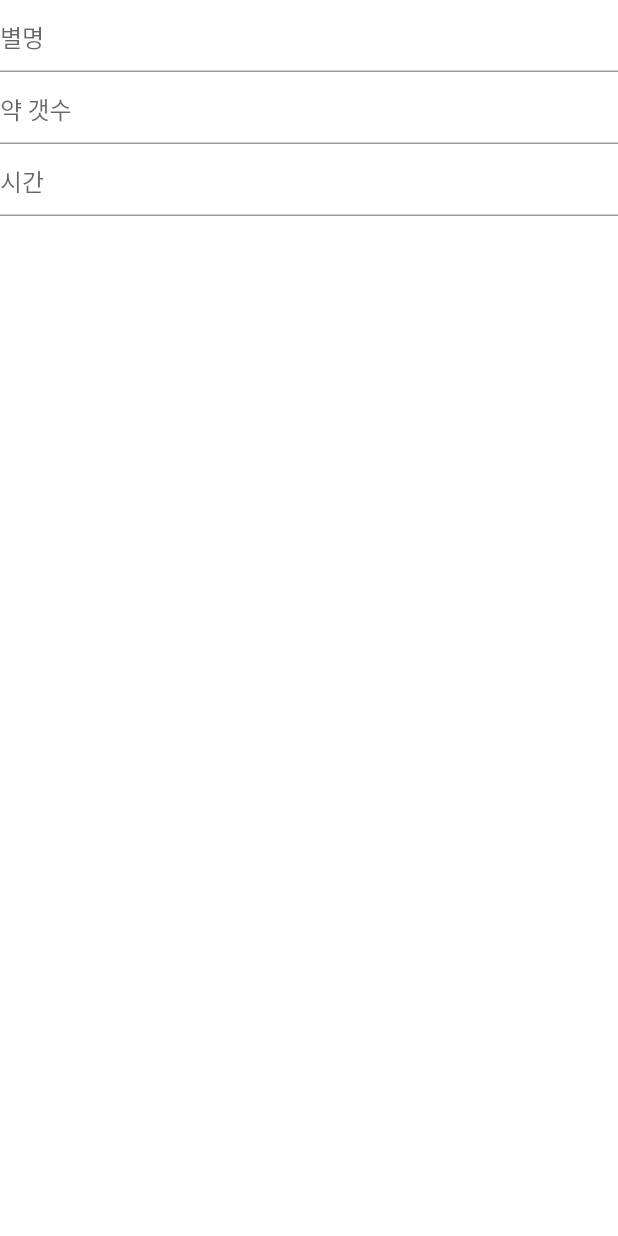
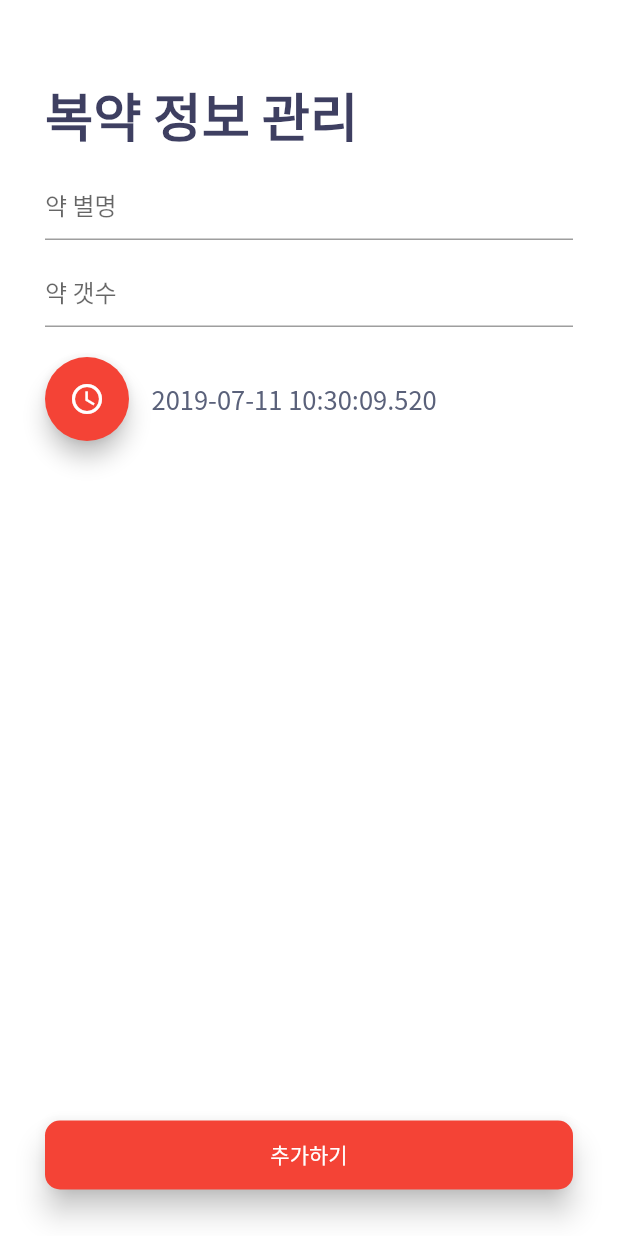
Before and after one commit to xeken/phillwhen, a Flutter app: the screen it shows after launch, item 3 of the bottom bar chosen, after a tap on the "add" icon, on a phone screen of 412 x 824 dp. Run offline on Flutter 3.47's test engine with Material 2 defaults, Android fonts, the phone set to English and light mode, and no system bars; our stand-ins replace flutter_svg, font_awesome_flutter, table_calendar; missing offline and left inert: flutter_cupertino_date_picker; accounts and stored records are empty; network calls fail.

Commit message:
복약정보 완성

```diff
--- a/lib/pages/MyPill.dart
+++ b/lib/pages/MyPill.dart
@@ -3,7 +3,6 @@ import 'package:pillwhen/behaviors/emptyScrollBehavior.dart';
 import 'package:pillwhen/models/PillInfo.dart';
 import 'package:pillwhen/widgets/MyPillItem.dart';
 import 'package:pillwhen/widgets/card.dart';
-import 'package:pillwhen/widgets/homeItem.dart';
 
 import 'MyPillAddInfo.dart';
 
@@ -13,85 +12,62 @@ class MyPill extends StatefulWidget {
 }
 
 class _MyPillState extends State<MyPill> {
-  //var a = new PillInfo("아침 감기약", new DateTime(2019, 7,10), 3);
-  //var b = new PillInfo("점심 영양제쨩", new DateTime(2019, 7,9), 6);
-  //var c = new PillInfo("저녁 감기약", new DateTime(2019, 7,10), 3);
-//  var pillInfo1 = new PillInfo();
-//  pillInfo1.key = 1;;
-//  pillInfo1.remainingPills = 5;
-//  pillInfo1.time = TimeOfDay.now();
-  var pillInfoList = <PillInfo>[];
+  var pillInfoList = Set<PillInfo>();
 
   @override
   Widget build(BuildContext context) {
     return Scaffold(
       body: ListView(
         children: <Widget>[
-          HomeItem(
-            title: '내가 먹는 약',
-            child: SizedBox(
-              height: 200,
-              child: ScrollConfiguration(
-                behavior: EmptyScrollBehavior(),
-                child: ListView(
+          SizedBox(
+            height: 200,
+            child: ScrollConfiguration(
+              behavior: EmptyScrollBehavior(),
+              child: ListView(
                   scrollDirection: Axis.vertical,
                   padding:
                       EdgeInsets.symmetric(horizontal: 30.0, vertical: 30.0)
-                          .copyWith(bottom: 25.0),
-                  children: <Widget>[
-                    PwCard(
-                      child: MyPillItem(
-                        nickname: "아침 감기약",
-                        pillNum: 3,
-                        takingTime: new DateTime(2019, 7, 10),
-                      ),
-                      onTap: () {
-                        Navigator.of(context)
-                            .push(MaterialPageRoute(builder: (context) {
-                          var a = new PillInfo();
-                          a.nickName = "아침 감기약";
-                          a.pillCount = 3;
-                          a.dateTime = new DateTime(2019, 7, 10);
-                          pillInfoList.add(a);
-                          print("asdasds" +pillInfoList.toString());
-                          return MyPillAddInfo(pillInfo: pillInfoList.elementAt(0));
-                        }));
-                      },
-                    ),
-                    Padding(padding: EdgeInsets.only(right: 10.0)),
-                    PwCard(
-                      child: Text('ㅁㄴㅇㄴ루ㅏㅁㄴ루ㅏㄴㅁㄹ'),
-                      onTap: () {
-                        Navigator.of(context).push(MaterialPageRoute(
-                            builder: (context) => MyPillAddInfo(
-                                pillInfo: pillInfoList.elementAt(1))));
-                      },
-                    ),
-                    Padding(padding: EdgeInsets.only(right: 10.0)),
-                    PwCard(
-                      child: Text('ㄴ윌뮈프ㅐㅔㄷ믐ㅍ페프ㅐ페ㅔ'),
-                      onTap: () {
-                        Navigator.of(context).push(MaterialPageRoute(
-                            builder: (context) => MyPillAddInfo(
-                                pillInfo: pillInfoList.elementAt(2))));
-                      },
-                    ),
-                  ],
-                ),
-              ),
+                          .copyWith(bottom: 50.0),
+                  children: _buildInfo(pillInfoList)),
             ),
-            badgeText: "2",
           ),
         ],
       ),
       floatingActionButton: FloatingActionButton(
         onPressed: () {
           Navigator.of(context).push(MaterialPageRoute(
-              builder: (context) => MyPillAddInfo(pillInfoList: pillInfoList)));
+              builder: (context) => MyPillAddInfo(
+                  btnText: "추가하기",
+                  pillInfo: PillInfo(),
+                  pillInfoList: pillInfoList)));
         },
         child: Icon(Icons.add),
         elevation: 2.0,
       ),
     );
   }
+
+  List<Widget> _buildInfo(Set<PillInfo> list) {
+    return list.map((e) {
+      return Padding(
+          padding: EdgeInsets.only(right: 10.0),
+          child: PwCard(
+              child: MyPillItem(
+                nickname: e.nickName,
+                pillNum: e.pillCount,
+                takingTime: e.dateTime,
+              ),
+              onTap: () {
+                Navigator.of(context)
+                    .push(MaterialPageRoute(builder: (context) {
+                  var a = new PillInfo();
+                  a.nickName = e.nickName;
+                  a.pillCount = e.pillCount;
+                  a.dateTime = e.dateTime;
+                  pillInfoList.add(a);
+                  return MyPillAddInfo(pillInfo: e);
+                }));
+              }));
+    }).toList();
+  }
 }
--- a/lib/pages/MyPillAddInfo.dart
+++ b/lib/pages/MyPillAddInfo.dart
@@ -1,33 +1,116 @@
 import 'package:flutter/material.dart';
 import 'package:pillwhen/models/PillInfo.dart';
+import 'package:flutter_cupertino_date_picker/flutter_cupertino_date_picker.dart';
+import 'package:intl/intl.dart';
 
 class MyPillAddInfo extends StatefulWidget {
   final PillInfo pillInfo;
-  final List<PillInfo> pillInfoList;
+  final Set<PillInfo> pillInfoList;
+  final String btnText;
 
-  const MyPillAddInfo({Key key, this.pillInfo, this.pillInfoList})
-      : super(key: key);
+  const MyPillAddInfo({Key key, this.pillInfo, this.pillInfoList, this.btnText}) : super(key: key);
+
 
   @override
   _MyPillAddInfoState createState() => _MyPillAddInfoState();
 }
 
 class _MyPillAddInfoState extends State<MyPillAddInfo> {
+
+  TextEditingController nickNameController;
+  TextEditingController countController;
+
+  DateTimePickerLocale _locale = DateTimePickerLocale.en_us;
+  DateTime _dateTime;
+
+  @override
+  void initState() {
+    // TODO: implement initState
+    super.initState();
+    _dateTime = DateTime.now();
+
+    nickNameController = TextEditingController(text: widget.pillInfo.nickName);
+    countController = TextEditingController(text: widget.pillInfo.pillCount != null ? widget.pillInfo.pillCount.toString() : '');
+  }
+
   @override
   Widget build(BuildContext context) {
     return Scaffold(
       body: Container(
-        child: ListView(
+        padding: EdgeInsets.symmetric(horizontal: 30.0).copyWith(top: 50.0),
+        child: Column(
+          crossAxisAlignment: CrossAxisAlignment.stretch,
           children: <Widget>[
+            Text('복약 정보 관리', style: Theme.of(context).textTheme.title,),
+            Padding(padding: EdgeInsets.only(bottom: 10.0),),
             TextField(
-              decoration: InputDecoration(hintText: '별명'),
+              controller: nickNameController,
+              decoration: InputDecoration(hintText: widget.pillInfo.nickName ?? "약 별명"),
             ),
+            Padding(padding: EdgeInsets.only(bottom: 10.0),),
             TextField(
-              decoration: InputDecoration(hintText: '약 갯수'),
+              controller: countController,
+              keyboardType: TextInputType.number,
+              decoration: InputDecoration(hintText: "약 갯수"),
+
             ),
-            TextField(
-              decoration: InputDecoration(hintText: '시간'),
-            )
+            Padding(padding: EdgeInsets.only(bottom: 20.0),),
+            Row(
+              children: <Widget>[
+                FloatingActionButton(
+                  onPressed: (){
+                    DatePicker.showDatePicker(
+                      context,
+                      pickerTheme: DateTimePickerTheme(
+                        showTitle: true,
+                        confirm: Text('Done', style: TextStyle(color: Colors.cyan)),
+                        cancel: Text('Cancel', style: TextStyle(color: Colors.red)),
+                      ),
+                      pickerMode: DateTimePickerMode.time,
+                      initialDateTime: _dateTime,
+                      locale: _locale,
+                      onCancel: () {
+                        debugPrint('onCancel');
+                      },
+                      onChange: (dateTime, List<int> index) {
+                        setState(() {
+                          _dateTime = dateTime;
+                        });
+                      },
+                      onConfirm: (dateTime, List<int> index) {
+                        setState(() {
+                          _dateTime = dateTime;
+                        });
+                      },
+                    );
+                  },
+                  elevation: 6.0,
+                  child: Icon(Icons.access_time),
+                ),
+                Padding(
+                  padding: const EdgeInsets.only(left: 15.0),
+                  child: Text(_dateTime.toString()),
+                ),
+              ],
+            ),
+            Expanded(child: Container()),
+            RaisedButton(
+              shape: RoundedRectangleBorder(borderRadius: BorderRadius.all(Radius.circular(10.0))),
+              onPressed: () {
+                var pillInfo = new PillInfo();
+                pillInfo.nickName = nickNameController.text;
+                pillInfo.pillCount = int.parse(countController.text);
+                pillInfo.dateTime = _dateTime;
+                widget.pillInfoList.add(pillInfo);
+                Navigator.pop(context);
+              },
+              elevation: 8.0,
+              color: Colors.red,
+              textColor: Colors.white,
+              child: Text(widget.btnText ?? "수정하기"),
+              padding: EdgeInsets.symmetric(vertical: 12.5)
+            ),
+            Padding(padding: EdgeInsets.only(bottom: 30.0))
           ],
         ),
       ),
--- a/pubspec.yaml
+++ b/pubspec.yaml
@@ -26,6 +26,7 @@ dependencies:
   font_awesome_flutter: ^8.4.0
   flutter_svg: ^0.12.4+2
   table_calendar: ^1.2.3
+  flutter_cupertino_date_picker: ^1.0.5
 
 dev_dependencies:
   flutter_test:
```
